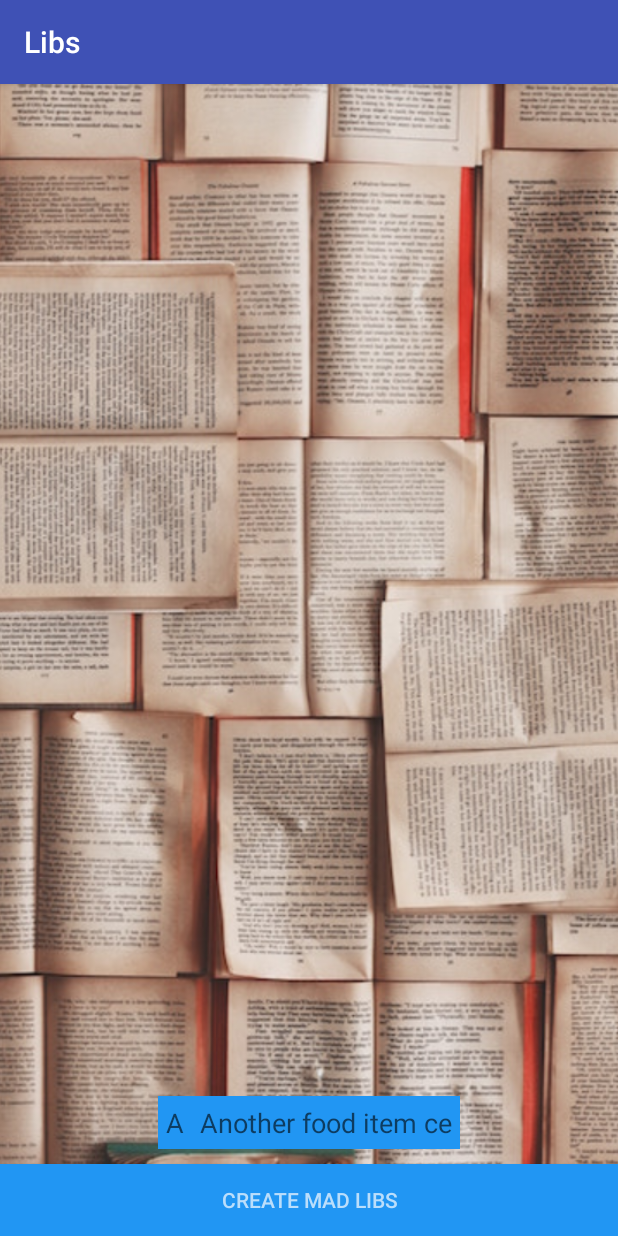
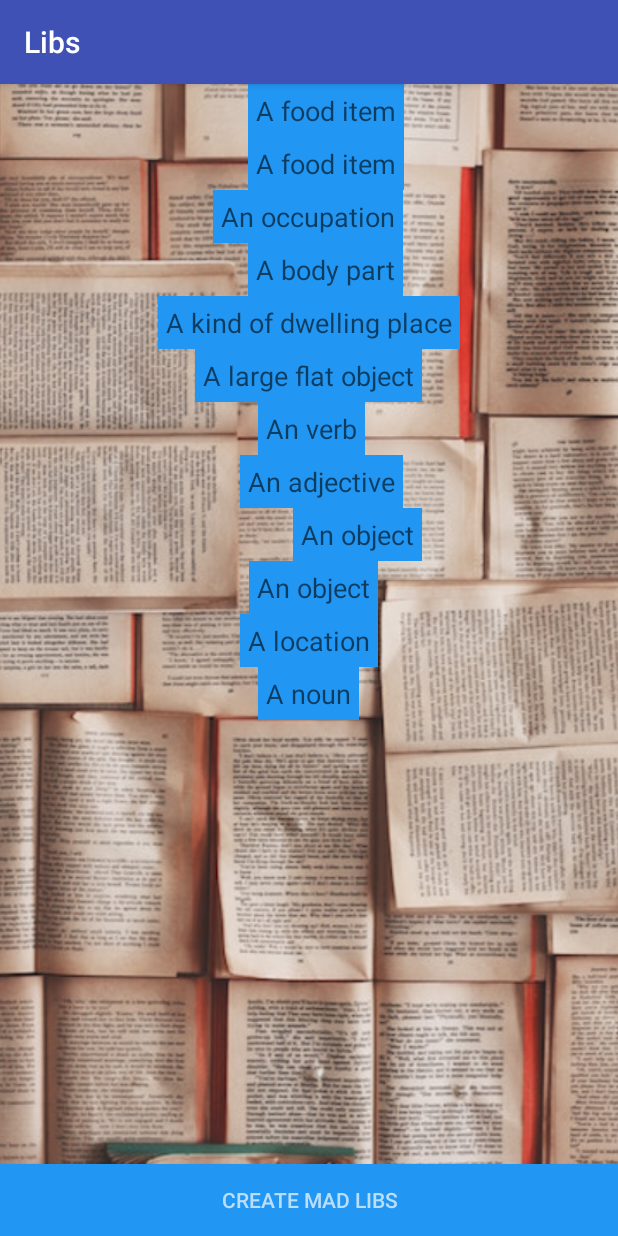
Before and after one commit to katebyars/Libs, an Android app: the FillInActivity screen opened directly, with no data from a screen before it, on a phone screen of 412 x 824 dp. Run offline under Robolectric (Android 15) with nearby library versions, the phone set to English and light mode, and no system bars; our stand-ins replace ButterKnife; 1 statement that could not run was skipped.

Commit message:
add @bind method to dry code.

```diff
--- a/app/src/main/java/com/example/guest/libs/FillInActivity.java
+++ b/app/src/main/java/com/example/guest/libs/FillInActivity.java
@@ -7,25 +7,62 @@ import android.util.Log;
 import android.widget.Button;
 import android.widget.EditText;
 import android.view.View;
+import android.widget.TextView;
+import butterknife.Bind;
+import butterknife.ButterKnife;
 
 public class FillInActivity extends AppCompatActivity {
     private Button mCreateStoryButton;
-    private EditText mNoun1;
+    @Bind(R.id.noun1) TextView mNoun1;
+    @Bind(R.id.location2) TextView mLocation2;
+    @Bind(R.id.object1) TextView mObject1;
+    @Bind(R.id.object2) TextView mObject2;
+    @Bind(R.id.adjective1) TextView mAdjective1;
+    @Bind(R.id.actionword1) TextView mActionword1;
+    @Bind(R.id.largeflatobject) TextView mLargeflatobject;
+    @Bind(R.id.kindofdwelling) TextView mKindofdwelling;
+    @Bind(R.id.bodypart) TextView mBodypart;
+    @Bind(R.id.occupation) TextView mOccupation;
+    @Bind(R.id.food1) TextView mFood1;
+    @Bind(R.id.food2) TextView mFood2;
+    @Bind(R.id.createStoryButton) Button getmCreateStoryButton;
 
     @Override
     protected void onCreate(Bundle savedInstanceState) {
         super.onCreate(savedInstanceState);
         setContentView(R.layout.activity_fill_in);
-        mNoun1 = (EditText) findViewById(R.id.noun1);
-        mCreateStoryButton = (Button) findViewById(R.id.createStoryButton);
+        ButterKnife.bind(this);
 
         mCreateStoryButton.setOnClickListener(new View.OnClickListener() {
             @Override
             public void onClick(View view) {
                 String noun1 = mNoun1.getText().toString();
-                Log.d("This is noun one: ", noun1);
+                String location2 = mLocation2.getText().toString();
+                String object1 = mNoun1.getText().toString();
+                String object2 = mNoun1.getText().toString();
+                String adjective1 = mNoun1.getText().toString();
+                String adjective2 = mNoun1.getText().toString();
+                String actionword1 = mNoun1.getText().toString();
+                String largeflatobject = mNoun1.getText().toString();
+                String kindofdwelling = mNoun1.getText().toString();
+                String bodypart = mNoun1.getText().toString();
+                String occupation = mNoun1.getText().toString();
+                String food1 = mNoun1.getText().toString();
+                String food2 = mNoun1.getText().toString();
+
                 Intent intent = new Intent(FillInActivity.this, StoryActivity.class);
                 intent.putExtra("noun1", noun1);
+                intent.putExtra("location2",location2);
+                intent.putExtra("object1", object1);
+                intent.putExtra("object2", object2);
+                intent.putExtra("adjective1", adjective1);
+                intent.putExtra("actionword1", actionword1);
+                intent.putExtra("largeflatobject", largeflatobject);
+                intent.putExtra("kindofdwelling", kindofdwelling);
+                intent.putExtra("bodypart", bodypart);
+                intent.putExtra("occupation", occupation);
+                intent.putExtra("food1", food1);
+                intent.putExtra("food2", food2);
                 startActivity(intent);
             }
         });
--- a/app/src/main/res/layout/activity_fill_in.xml
+++ b/app/src/main/res/layout/activity_fill_in.xml
@@ -7,79 +7,79 @@
         android:layout_height="match_parent"
         android:id="@+id/imageView"
         android:src="@drawable/fill"
-        android:scaleType="centerCrop" />
+        android:scaleType="centerCrop"
+        android:layout_alignParentTop="true"
+        android:layout_alignParentLeft="true"
+        android:layout_alignParentStart="true" />
 
     <EditText
         android:layout_width="wrap_content"
         android:layout_height="wrap_content"
         android:id="@+id/noun1"
         android:background="@color/primary"
-        android:layout_above="@+id/createStoryButton"
-        android:layout_marginBottom="10dp"
         android:padding="5dp"
         android:hint="A noun"
+        android:layout_below="@+id/location2"
         android:layout_centerHorizontal="true" />
     <EditText
         android:layout_width="wrap_content"
         android:layout_height="wrap_content"
         android:id="@+id/location2"
         android:background="@color/primary"
-        android:layout_above="@+id/createStoryButton"
-        android:layout_marginBottom="10dp"
         android:padding="5dp"
         android:hint="A location"
+        android:layout_below="@+id/object1"
         android:layout_centerHorizontal="true" />
     <EditText
         android:layout_width="wrap_content"
         android:layout_height="wrap_content"
         android:id="@+id/object1"
         android:background="@color/primary"
-        android:layout_above="@+id/createStoryButton"
-        android:layout_marginBottom="10dp"
         android:padding="5dp"
         android:hint="An object"
-        android:layout_centerHorizontal="true" />
+        android:layout_below="@+id/object2"
+        android:layout_alignRight="@+id/location2"
+        android:layout_alignEnd="@+id/location2" />
     <EditText
         android:layout_width="wrap_content"
         android:layout_height="wrap_content"
         android:id="@+id/object2"
         android:background="@color/primary"
-        android:layout_above="@+id/createStoryButton"
-        android:layout_marginBottom="10dp"
         android:padding="5dp"
-        android:hint="Another object"
-        android:layout_centerHorizontal="true" />
+        android:hint="An object"
+        android:layout_below="@+id/adjective1"
+        android:layout_alignRight="@+id/largeflatobject"
+        android:layout_alignEnd="@+id/largeflatobject" />
     <EditText
         android:layout_width="wrap_content"
         android:layout_height="wrap_content"
         android:id="@+id/adjective1"
         android:background="@color/primary"
-        android:layout_above="@+id/createStoryButton"
-        android:layout_marginBottom="10dp"
         android:padding="5dp"
         android:hint="An adjective"
-        android:layout_centerHorizontal="true" />
+        android:layout_below="@+id/actionword1"
+        android:layout_alignLeft="@+id/location2"
+        android:layout_alignStart="@+id/location2" />
 
     <EditText
         android:layout_width="wrap_content"
         android:layout_height="wrap_content"
         android:id="@+id/actionword1"
         android:background="@color/primary"
-        android:layout_above="@+id/createStoryButton"
-        android:layout_marginBottom="10dp"
         android:padding="5dp"
         android:hint="An verb"
-        android:layout_centerHorizontal="true" />
+        android:layout_below="@+id/largeflatobject"
+        android:layout_alignLeft="@+id/noun1"
+        android:layout_alignStart="@+id/noun1" />
 
     <EditText
         android:layout_width="wrap_content"
         android:layout_height="wrap_content"
         android:id="@+id/largeflatobject"
         android:background="@color/primary"
-        android:layout_above="@+id/createStoryButton"
-        android:layout_marginBottom="10dp"
         android:padding="5dp"
         android:hint="A large flat object"
+        android:layout_below="@+id/kindofdwelling"
         android:layout_centerHorizontal="true" />
 
     <EditText
@@ -87,10 +87,9 @@
         android:layout_height="wrap_content"
         android:id="@+id/kindofdwelling"
         android:background="@color/primary"
-        android:layout_above="@+id/createStoryButton"
-        android:layout_marginBottom="10dp"
         android:padding="5dp"
         android:hint="A kind of dwelling place"
+        android:layout_below="@+id/bodypart"
         android:layout_centerHorizontal="true" />
 
     <EditText
@@ -98,45 +97,44 @@
         android:layout_height="wrap_content"
         android:id="@+id/bodypart"
         android:background="@color/primary"
-        android:layout_above="@+id/createStoryButton"
-        android:layout_marginBottom="10dp"
         android:padding="5dp"
         android:hint="A body part"
-        android:layout_centerHorizontal="true" />
+        android:layout_below="@+id/occupation"
+        android:layout_alignRight="@+id/adjective1"
+        android:layout_alignEnd="@+id/adjective1" />
 
     <EditText
         android:layout_width="wrap_content"
         android:layout_height="wrap_content"
         android:id="@+id/occupation"
         android:background="@color/primary"
-        android:layout_above="@+id/createStoryButton"
-        android:layout_marginBottom="10dp"
         android:padding="5dp"
         android:hint="An occupation"
-        android:layout_centerHorizontal="true" />
+        android:layout_below="@+id/food1"
+        android:layout_alignRight="@+id/bodypart"
+        android:layout_alignEnd="@+id/bodypart" />
 
     <EditText
         android:layout_width="wrap_content"
         android:layout_height="wrap_content"
         android:id="@+id/food1"
         android:background="@color/primary"
-        android:layout_above="@+id/createStoryButton"
-        android:layout_marginBottom="10dp"
         android:padding="5dp"
         android:hint="A food item"
-        android:layout_centerHorizontal="true" />
+        android:layout_below="@+id/food2"
+        android:layout_alignLeft="@+id/bodypart"
+        android:layout_alignStart="@+id/bodypart" />
 
     <EditText
         android:layout_width="wrap_content"
         android:layout_height="wrap_content"
         android:id="@+id/food2"
         android:background="@color/primary"
-        android:layout_above="@+id/createStoryButton"
-        android:layout_marginBottom="10dp"
         android:padding="5dp"
-        android:hint="Another food item"
-        android:layout_centerHorizontal="true" />
-
+        android:hint="A food item"
+        android:layout_alignParentTop="true"
+        android:layout_alignLeft="@+id/food1"
+        android:layout_alignStart="@+id/food1" />
 
     <Button
         android:layout_width="match_parent"
--- a/app/src/main/res/layout/activity_story.xml
+++ b/app/src/main/res/layout/activity_story.xml
@@ -1,11 +1,8 @@
 <?xml version="1.0" encoding="utf-8"?>
-<android.support.constraint.ConstraintLayout xmlns:android="http://schemas.android.com/apk/res/android"
-    xmlns:app="http://schemas.android.com/apk/res-auto"
-    xmlns:tools="http://schemas.android.com/tools"
+<RelativeLayout xmlns:android="http://schemas.android.com/apk/res/android"
     android:layout_width="match_parent"
     android:layout_height="match_parent"
-    tools:context="com.example.guest.libs.StoryActivity">
-
+    xmlns:tools="http://schemas.android.com/tools">
     <TextView
         android:id="@+id/story"
         android:layout_width="wrap_content"
@@ -13,4 +10,4 @@
         android:text="TextView"
         tools:layout_editor_absoluteX="159dp"
         tools:layout_editor_absoluteY="123dp" />
-</android.support.constraint.ConstraintLayout>
+</RelativeLayout>
```
